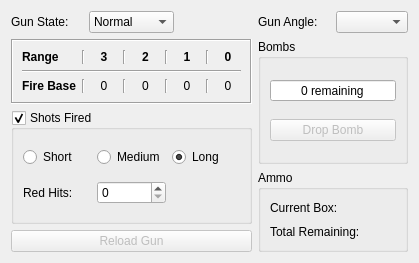
Before: the Qt Designer form GunControls.ui in wchamilton/CEManeuverLog, drawn with Qt 5.
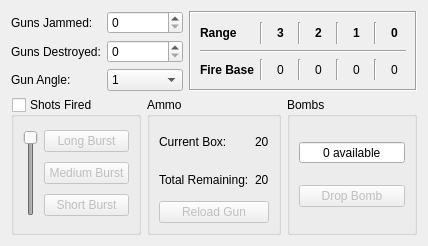
After: the same form once the commit is applied.

```diff
--- a/GunControls.ui
+++ b/GunControls.ui
@@ -6,44 +6,29 @@
    <rect>
     <x>0</x>
     <y>0</y>
-    <width>419</width>
-    <height>263</height>
+    <width>428</width>
+    <height>246</height>
    </rect>
   </property>
   <property name="windowTitle">
    <string>Form</string>
   </property>
-  <layout class="QGridLayout" name="gridLayout_4">
+  <layout class="QGridLayout" name="gridLayout_4" columnstretch="0,1,3">
    <item row="0" column="0">
-    <widget class="QLabel" name="label_18">
+    <widget class="QLabel" name="label_10">
      <property name="text">
-      <string>Gun State:</string>
+      <string>Guns Jammed:</string>
      </property>
     </widget>
    </item>
    <item row="0" column="1">
-    <widget class="QComboBox" name="gun_state">
-     <item>
-      <property name="text">
-       <string>Normal</string>
-      </property>
-     </item>
-     <item>
-      <property name="text">
-       <string>Jammed</string>
-      </property>
-     </item>
-     <item>
-      <property name="text">
-       <string>Destroyed</string>
-      </property>
-     </item>
+    <widget class="QSpinBox" name="guns_jammed_cmb">
+     <property name="maximum">
+      <number>1</number>
+     </property>
     </widget>
    </item>
-   <item row="0" column="4">
-    <widget class="QComboBox" name="gun_angle"/>
-   </item>
-   <item row="1" column="0" colspan="3">
+   <item row="0" column="2" rowspan="3">
     <widget class="QFrame" name="frame">
      <property name="autoFillBackground">
       <bool>true</bool>
@@ -251,99 +236,121 @@
      </layout>
     </widget>
    </item>
-   <item row="1" column="3" rowspan="2" colspan="2">
-    <widget class="QGroupBox" name="bomb_controls">
-     <property name="enabled">
-      <bool>true</bool>
+   <item row="1" column="0">
+    <widget class="QLabel" name="label_18">
+     <property name="text">
+      <string>Guns Destroyed:</string>
      </property>
-     <property name="title">
-      <string>Bombs</string>
+    </widget>
+   </item>
+   <item row="1" column="1">
+    <widget class="QSpinBox" name="guns_destroyed_cmb">
+     <property name="maximum">
+      <number>1</number>
      </property>
-     <layout class="QVBoxLayout" name="verticalLayout" stretch="0,0">
+    </widget>
+   </item>
+   <item row="2" column="0">
+    <widget class="QLabel" name="label_2">
+     <property name="text">
+      <string>Gun Angle:</string>
+     </property>
+    </widget>
+   </item>
+   <item row="2" column="1">
+    <widget class="QComboBox" name="gun_angle">
       <item>
-       <widget class="QSpinBox" name="spinBox_2">
-        <property name="alignment">
-         <set>Qt::AlignCenter</set>
-        </property>
-        <property name="readOnly">
-         <bool>true</bool>
-        </property>
-        <property name="buttonSymbols">
-         <enum>QAbstractSpinBox::NoButtons</enum>
-        </property>
-        <property name="suffix">
-         <string> remaining</string>
-        </property>
-       </widget>
+      <property name="text">
+       <string>1</string>
+      </property>
+     </item>
+     <item>
+      <property name="text">
+       <string>2</string>
+      </property>
+     </item>
+     <item>
+      <property name="text">
+       <string>3</string>
+      </property>
+     </item>
+     <item>
+      <property name="text">
+       <string>4</string>
+      </property>
       </item>
       <item>
-       <widget class="QPushButton" name="drop_bomb_btn">
-        <property name="enabled">
-         <bool>false</bool>
-        </property>
+      <property name="text">
+       <string>5</string>
+      </property>
+     </item>
+     <item>
         <property name="text">
-         <string>Drop Bomb</string>
-        </property>
-        <property name="checkable">
-         <bool>true</bool>
-        </property>
-       </widget>
-      </item>
-     </layout>
+       <string>6</string>
+      </property>
+     </item>
     </widget>
    </item>
-   <item row="2" column="0" rowspan="2" colspan="3">
-    <widget class="QGroupBox" name="shots_fired_grpbox">
+   <item row="3" column="0" colspan="3">
+    <layout class="QHBoxLayout" name="horizontalLayout">
+     <item>
+      <widget class="QGroupBox" name="groupBox">
      <property name="title">
       <string>Shots Fired</string>
      </property>
      <property name="checkable">
       <bool>true</bool>
      </property>
-     <layout class="QGridLayout" name="gridLayout">
-      <item row="0" column="2">
-       <widget class="QRadioButton" name="radioButton_3">
-        <property name="text">
-         <string>Long</string>
-        </property>
         <property name="checked">
-         <bool>true</bool>
+        <bool>false</bool>
+       </property>
+       <layout class="QGridLayout" name="gridLayout_2">
+        <item row="0" column="0" rowspan="3">
+         <widget class="QSlider" name="burst_len">
+          <property name="maximum">
+           <number>2</number>
+          </property>
+          <property name="pageStep">
+           <number>1</number>
+          </property>
+          <property name="value">
+           <number>2</number>
+          </property>
+          <property name="orientation">
+           <enum>Qt::Vertical</enum>
         </property>
        </widget>
       </item>
       <item row="0" column="1">
-       <widget class="QRadioButton" name="radioButton_2">
+         <widget class="QPushButton" name="long_burst_btn">
         <property name="text">
-         <string>Medium</string>
-        </property>
-       </widget>
-      </item>
-      <item row="0" column="0">
-       <widget class="QRadioButton" name="radioButton">
-        <property name="text">
-         <string>Short</string>
-        </property>
-       </widget>
-      </item>
-      <item row="1" column="0">
-       <widget class="QLabel" name="label_17">
-        <property name="text">
-         <string>Red Hits:</string>
+           <string>Long Burst</string>
         </property>
        </widget>
       </item>
       <item row="1" column="1">
-       <widget class="QSpinBox" name="spinBox"/>
+         <widget class="QPushButton" name="med_burst_btn">
+          <property name="text">
+           <string>Medium Burst</string>
+          </property>
+         </widget>
+        </item>
+        <item row="2" column="1">
+         <widget class="QPushButton" name="short_burst_btn">
+          <property name="text">
+           <string>Short Burst</string>
+          </property>
+         </widget>
       </item>
      </layout>
     </widget>
    </item>
-   <item row="3" column="3" rowspan="2" colspan="2">
+     <item>
     <widget class="QGroupBox" name="groupBox_2">
      <property name="title">
       <string>Ammo</string>
      </property>
-     <layout class="QGridLayout" name="gridLayout_2">
+       <layout class="QGridLayout" name="gridLayout">
       <item row="0" column="0">
        <widget class="QLabel" name="label_4">
         <property name="text">
@@ -352,9 +359,9 @@
        </widget>
       </item>
       <item row="0" column="1">
-       <widget class="QLabel" name="label_8">
+         <widget class="QLabel" name="ammo_box_current">
         <property name="text">
-         <string>&lt;ammo&gt;</string>
+           <string>20</string>
         </property>
        </widget>
       </item>
@@ -366,17 +373,14 @@
        </widget>
       </item>
       <item row="1" column="1">
-       <widget class="QLabel" name="label_10">
+         <widget class="QLabel" name="ammo_total">
         <property name="text">
-         <string>&lt;ammo&gt;</string>
+           <string>20</string>
         </property>
        </widget>
       </item>
-     </layout>
-    </widget>
-   </item>
-   <item row="4" column="0" colspan="3">
-    <widget class="QPushButton" name="pushButton">
+        <item row="2" column="0" colspan="2">
+         <widget class="QPushButton" name="reload_btn">
      <property name="enabled">
       <bool>false</bool>
      </property>
@@ -388,12 +392,48 @@
      </property>
     </widget>
    </item>
-   <item row="0" column="3">
-    <widget class="QLabel" name="label_2">
+       </layout>
+      </widget>
+     </item>
+     <item>
+      <widget class="QGroupBox" name="bombs_grp">
+       <property name="title">
+        <string>Bombs</string>
+       </property>
+       <layout class="QVBoxLayout" name="verticalLayout">
+        <item>
+         <widget class="QSpinBox" name="bombs_available">
+          <property name="alignment">
+           <set>Qt::AlignCenter</set>
+          </property>
+          <property name="readOnly">
+           <bool>true</bool>
+          </property>
+          <property name="buttonSymbols">
+           <enum>QAbstractSpinBox::NoButtons</enum>
+          </property>
+          <property name="suffix">
+           <string> available</string>
+          </property>
+         </widget>
+        </item>
+        <item>
+         <widget class="QPushButton" name="drop_bomb_btn">
+          <property name="enabled">
+           <bool>false</bool>
+          </property>
      <property name="text">
-      <string>Gun Angle:</string>
-     </property>
-    </widget>
+           <string>Drop Bomb</string>
+          </property>
+          <property name="checkable">
+           <bool>true</bool>
+          </property>
+         </widget>
+        </item>
+       </layout>
+      </widget>
+     </item>
+    </layout>
    </item>
   </layout>
  </widget>
```
Left out of the diff: 31 changed lines with no effect on the pictures. Lines whose indentation alone changed are shown as unchanged.
